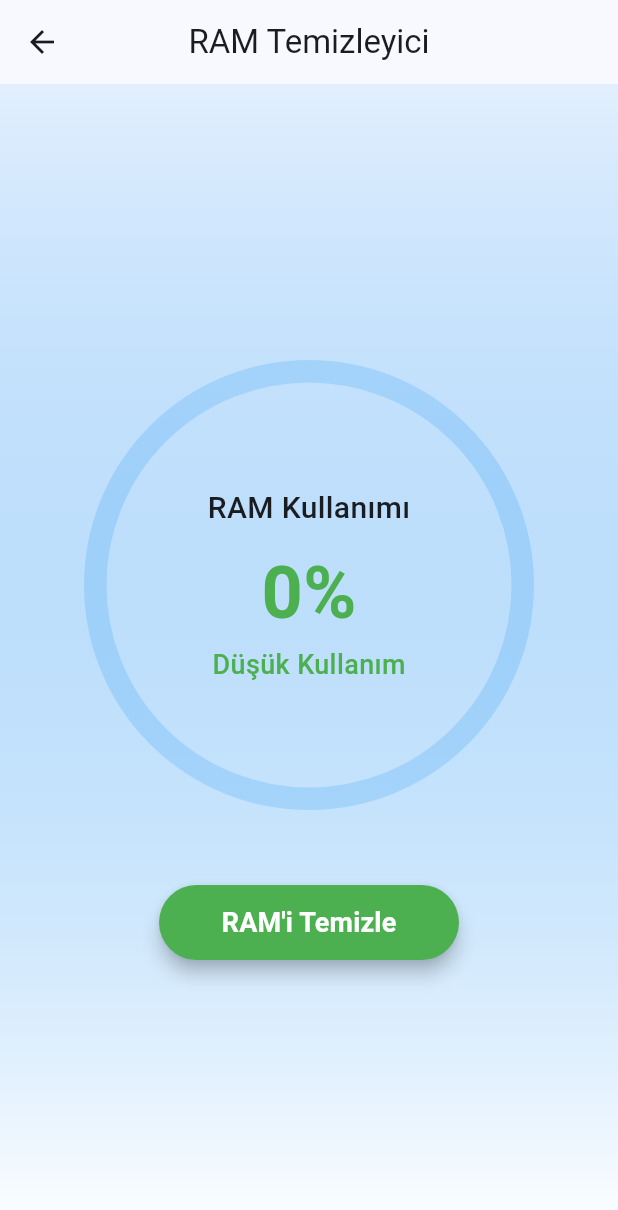
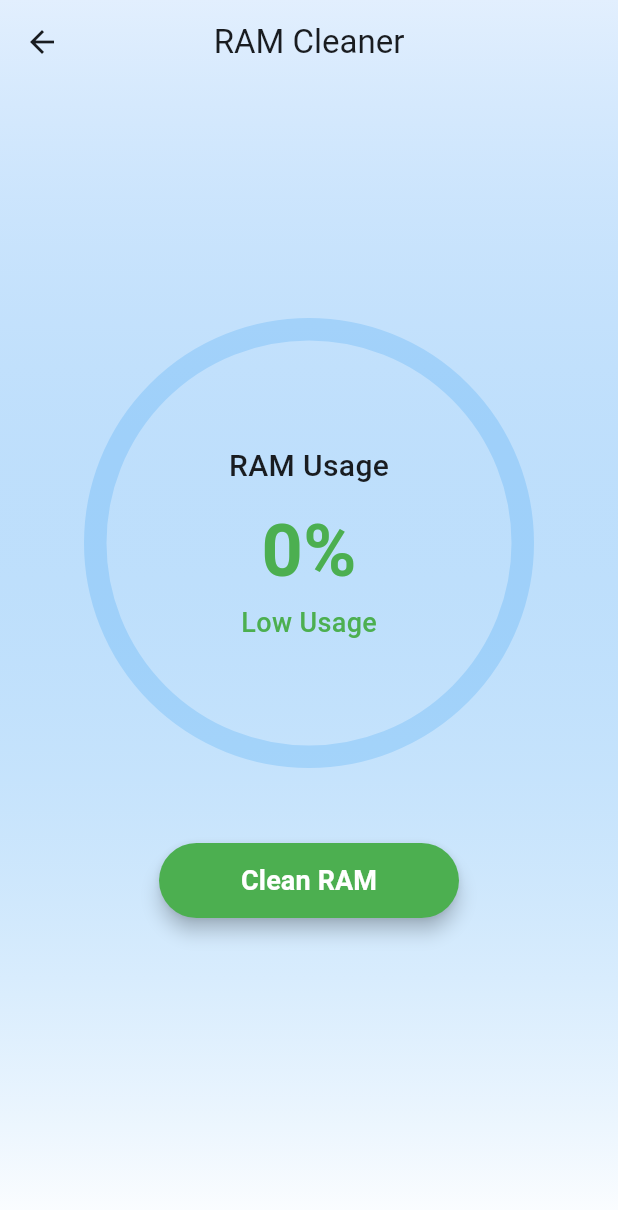
Before and after one commit to ysntopbas/boostify, a Flutter app: the RamCleanerScreen screen opened directly, on a phone screen of 412 x 824 dp. Shown: the top 1210 px of the screen. Run offline on Flutter 3.47's test engine with Material 3 defaults, Android fonts, the phone set to English and light mode, and no system bars; drawn by our look-alikes of percent_indicator; our stand-ins replace battery_plus, easy_localization, shared_preferences, timelines_plus; accounts and stored records are empty.

Commit message:
Add RAM cleaner screen localization and UI improvements
- Updated RAM cleaner screen with localized translations
- Added translation keys for RAM usage status and screen labels
- Implemented localization for RAM cleaner button and status texts
- Extended app's translation support for RAM cleaner functionality
- Improved screen layout with transparent app bar and localized content

```diff
--- a/assets/translations/en.json
+++ b/assets/translations/en.json
@@ -43,5 +43,11 @@
   "ram_optimized": "RAM",
   "battery_optimized": "Battery",
   "cache_optimized": "Cache",
-  "done": "Done"
+  "done": "Done",
+  "optimizing_status": "Optimizing",
+  "optimized_status": "Optimized",
+  "ram_cleaner": "RAM Cleaner",
+  "ram_usage_low": "Low Usage",
+  "ram_usage_normal": "Normal Usage",
+  "ram_usage_high": "High Usage"
 }
--- a/assets/translations/tr.json
+++ b/assets/translations/tr.json
@@ -43,5 +43,11 @@
   "ram_optimized": "RAM",
   "battery_optimized": "Pil",
   "cache_optimized": "Önbellek",
-  "done": "Tamamlandı"
+  "done": "Tamamlandı",
+  "optimizing_status": "Optimize Ediliyor",
+  "optimized_status": "Optimize Edildi",
+  "ram_cleaner": "RAM Temizleyici",
+  "ram_usage_low": "Düşük Kullanım",
+  "ram_usage_normal": "Normal Kullanım",
+  "ram_usage_high": "Yüksek Kullanım"
 }
--- a/lib/screens/ram_cleaner_screen.dart
+++ b/lib/screens/ram_cleaner_screen.dart
@@ -1,6 +1,7 @@
 import 'package:flutter/material.dart';
 import 'package:percent_indicator/circular_percent_indicator.dart';
 import 'package:boostify/services/system_service.dart';
+import 'package:easy_localization/easy_localization.dart';
 
 class RamCleanerScreen extends StatefulWidget {
   const RamCleanerScreen({super.key});
@@ -45,16 +46,17 @@ class _RamCleanerScreenState extends State<RamCleanerScreen> {
 
   String _getRamStatusText() {
     final percentage = ramUsage * 100;
-    if (percentage <= 30) return 'Düşük Kullanım';
-    if (percentage <= 70) return 'Normal Kullanım';
-    return 'Yüksek Kullanım';
+    if (percentage <= 30) return 'ram_usage_low'.tr();
+    if (percentage <= 70) return 'ram_usage_normal'.tr();
+    return 'ram_usage_high'.tr();
   }
 
   @override
   Widget build(BuildContext context) {
     return Scaffold(
+      extendBodyBehindAppBar: true,
       appBar: AppBar(
-        title: Text('RAM Temizleyici'),
+        title: Text('ram_cleaner'.tr()),
         centerTitle: true,
         elevation: 0,
         backgroundColor: Colors.transparent,
@@ -84,7 +86,7 @@ class _RamCleanerScreenState extends State<RamCleanerScreen> {
                 mainAxisAlignment: MainAxisAlignment.center,
                 children: [
                   Text(
-                    'RAM Kullanımı',
+                    'ram_usage'.tr(),
                     style: const TextStyle(
                       fontSize: 20,
                       fontWeight: FontWeight.w500,
@@ -127,7 +129,7 @@ class _RamCleanerScreenState extends State<RamCleanerScreen> {
                   elevation: 5,
                 ),
                 child: Text(
-                  isCleaningRam ? 'Temizleniyor...' : 'RAM\'i Temizle',
+                  isCleaningRam ? 'cleaning'.tr() : 'clean_ram'.tr(),
                   style: const TextStyle(
                     fontSize: 18,
                     fontWeight: FontWeight.bold,
```
Also changed, not shown: lib/screens/home_screen.dart (+70 -27 lines).
